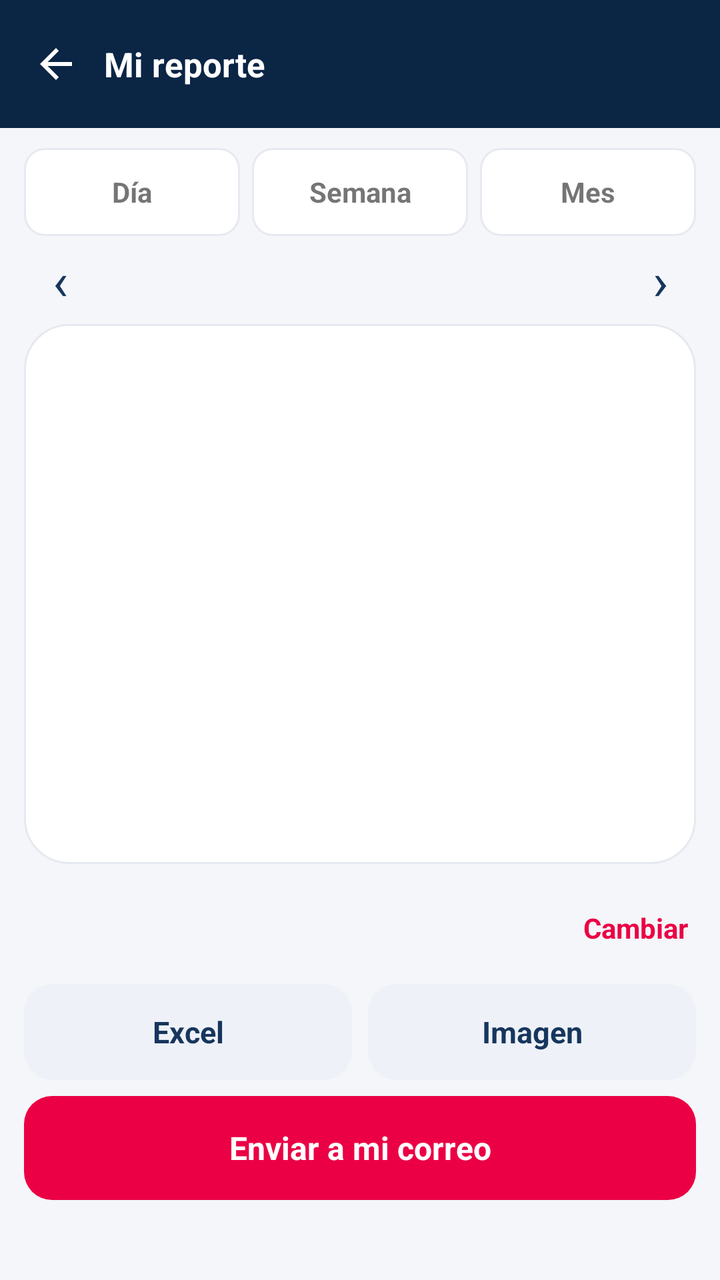
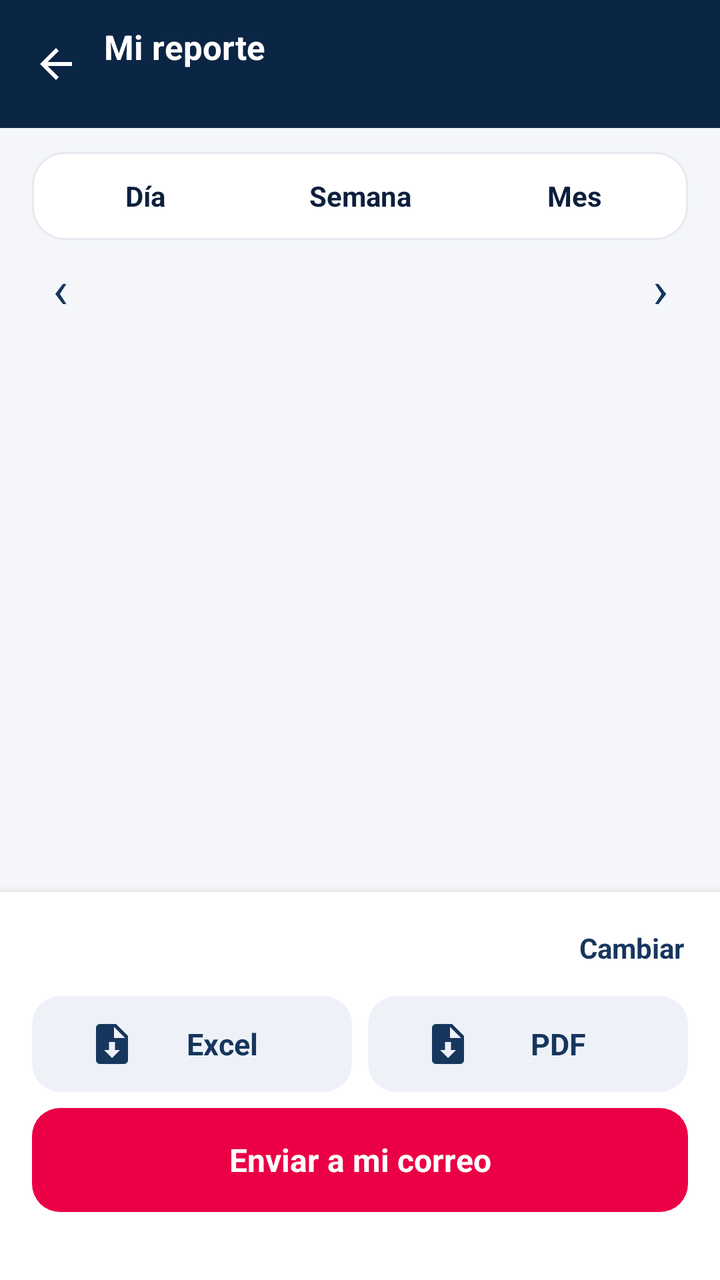

Two renders of the same Android screen: before a commit and after it. Below are the layout's source before the change and the commit's diff.
<!-- AndroidManifest.xml: activity theme AppTheme -->
<!-- res/layout/activity_reporte.xml -->
<?xml version="1.0" encoding="utf-8"?>
<LinearLayout xmlns:android="http://schemas.android.com/apk/res/android"
    android:layout_width="match_parent"
    android:layout_height="match_parent"
    android:background="@color/canvas"
    android:orientation="vertical">

    <LinearLayout
        android:layout_width="match_parent"
        android:layout_height="64dp"
        android:background="@color/navy"
        android:gravity="center_vertical"
        android:orientation="horizontal"
        android:paddingStart="4dp"
        android:paddingEnd="12dp">

        <ImageButton
            android:id="@+id/rep_volver"
            android:layout_width="48dp"
            android:layout_height="48dp"
            android:background="?attr/selectableItemBackgroundBorderless"
            android:contentDescription="@string/journey_confirm_cancel"
            android:src="@drawable/ds_ic_back"
            android:tint="@color/white" />

        <TextView
            android:layout_width="0dp"
            android:layout_height="wrap_content"
            android:layout_weight="1"
            android:text="@string/rep_titulo"
            android:textColor="@color/white"
            android:textSize="17sp"
            android:textStyle="bold" />
    </LinearLayout>

    <LinearLayout
        android:layout_width="match_parent"
        android:layout_height="44dp"
        android:layout_marginStart="12dp"
        android:layout_marginTop="10dp"
        android:layout_marginEnd="12dp"
        android:orientation="horizontal">

        <TextView
            android:id="@+id/rep_dia"
            android:layout_width="0dp"
            android:layout_height="match_parent"
            android:layout_marginEnd="6dp"
            android:layout_weight="1"
            android:background="@drawable/ds_chip_tipo"
            android:gravity="center"
            android:text="@string/rep_dia"
            android:textSize="14sp"
            android:textStyle="bold" />

        <TextView
            android:id="@+id/rep_semana"
            android:layout_width="0dp"
            android:layout_height="match_parent"
            android:layout_marginEnd="6dp"
            android:layout_weight="1"
            android:background="@drawable/ds_chip_tipo"
            android:gravity="center"
            android:text="@string/rep_semana"
            android:textSize="14sp"
            android:textStyle="bold" />

        <TextView
            android:id="@+id/rep_mes"
            android:layout_width="0dp"
            android:layout_height="match_parent"
            android:layout_weight="1"
            android:background="@drawable/ds_chip_tipo"
            android:gravity="center"
            android:text="@string/rep_mes"
            android:textSize="14sp"
            android:textStyle="bold" />
    </LinearLayout>

    <LinearLayout
        android:layout_width="match_parent"
        android:layout_height="44dp"
        android:gravity="center_vertical"
        android:orientation="horizontal"
        android:paddingStart="8dp"
        android:paddingEnd="8dp">

        <TextView
            android:id="@+id/rep_anterior"
            android:layout_width="44dp"
            android:layout_height="44dp"
            android:gravity="center"
            android:text="‹"
            android:textColor="@color/navy_700"
            android:textSize="26sp" />

        <TextView
            android:id="@+id/rep_rango"
            android:layout_width="0dp"
            android:layout_height="wrap_content"
            android:layout_weight="1"
            android:gravity="center"
            android:textColor="@color/text_primary"
            android:textSize="15sp"
            android:textStyle="bold" />

        <TextView
            android:id="@+id/rep_siguiente"
            android:layout_width="44dp"
            android:layout_height="44dp"
            android:gravity="center"
            android:text="›"
            android:textColor="@color/navy_700"
            android:textSize="26sp" />
    </LinearLayout>

    <ScrollView
        android:layout_width="match_parent"
        android:layout_height="0dp"
        android:layout_marginStart="12dp"
        android:layout_marginEnd="12dp"
        android:layout_weight="1"
        android:background="@drawable/ds_hero"
        android:scrollbars="none">

        <FrameLayout
            android:id="@+id/rep_vista"
            android:layout_width="match_parent"
            android:layout_height="wrap_content" />
    </ScrollView>

    <LinearLayout
        android:layout_width="match_parent"
        android:layout_height="wrap_content"
        android:orientation="vertical"
        android:padding="12dp">

        
        <LinearLayout
            android:id="@+id/rep_correo_fila"
            android:layout_width="match_parent"
            android:layout_height="wrap_content"
            android:gravity="center_vertical"
            android:minHeight="40dp"
            android:orientation="horizontal">

            <TextView
                android:id="@+id/rep_correo_texto"
                android:layout_width="0dp"
                android:layout_height="wrap_content"
                android:layout_weight="1"
                android:ellipsize="middle"
                android:singleLine="true"
                android:textColor="@color/text_primary"
                android:textSize="14sp" />

            <TextView
                android:id="@+id/rep_correo_cambiar"
                android:layout_width="wrap_content"
                android:layout_height="40dp"
                android:gravity="center"
                android:paddingStart="12dp"
                android:paddingEnd="4dp"
                android:text="@string/rep_cambiar"
                android:textColor="@color/primary"
                android:textSize="14sp"
                android:textStyle="bold" />
        </LinearLayout>

        <LinearLayout
            android:id="@+id/rep_correo_editor"
            android:layout_width="match_parent"
            android:layout_height="wrap_content"
            android:orientation="horizontal"
            android:visibility="gone">

            <EditText
                android:id="@+id/rep_correo_campo"
                android:layout_width="0dp"
                android:layout_height="48dp"
                android:layout_weight="1"
                android:background="@drawable/ds_field"
                android:hint="@string/rep_correo_hint"
                android:imeOptions="actionDone"
                android:importantForAutofill="yes"
                android:autofillHints="emailAddress"
                android:inputType="textEmailAddress"
                android:paddingStart="12dp"
                android:paddingEnd="12dp"
                android:textColor="@color/text_primary"
                android:textSize="15sp" />

            <TextView
                android:id="@+id/rep_correo_guardar"
                android:layout_width="wrap_content"
                android:layout_height="48dp"
                android:layout_marginStart="8dp"
                android:background="@drawable/ds_button_primary"
                android:gravity="center"
                android:paddingStart="16dp"
                android:paddingEnd="16dp"
                android:text="@string/debug_save"
                android:textColor="@color/white"
                android:textSize="14sp"
                android:textStyle="bold" />
        </LinearLayout>

        <LinearLayout
            android:layout_width="match_parent"
            android:layout_height="48dp"
            android:layout_marginTop="8dp"
            android:orientation="horizontal">

            <TextView
                android:id="@+id/rep_excel"
                android:layout_width="0dp"
                android:layout_height="match_parent"
                android:layout_marginEnd="8dp"
                android:layout_weight="1"
                android:background="@drawable/ds_sugerencia"
                android:gravity="center"
                android:text="@string/rep_excel"
                android:textColor="@color/navy_700"
                android:textSize="15sp"
                android:textStyle="bold" />

            <TextView
                android:id="@+id/rep_imagen"
                android:layout_width="0dp"
                android:layout_height="match_parent"
                android:layout_weight="1"
                android:background="@drawable/ds_sugerencia"
                android:gravity="center"
                android:text="@string/rep_imagen"
                android:textColor="@color/navy_700"
                android:textSize="15sp"
                android:textStyle="bold" />
        </LinearLayout>

        <TextView
            android:id="@+id/rep_enviar"
            android:layout_width="match_parent"
            android:layout_height="52dp"
            android:layout_marginTop="8dp"
            android:background="@drawable/ds_button_primary"
            android:gravity="center"
            android:text="@string/rep_enviar"
            android:textColor="@color/white"
            android:textSize="16sp"
            android:textStyle="bold" />

        <TextView
            android:id="@+id/rep_estado"
            android:layout_width="match_parent"
            android:layout_height="wrap_content"
            android:layout_marginTop="8dp"
            android:gravity="center"
            android:minHeight="20dp"
            android:textColor="@color/text_secondary"
            android:textSize="13.5sp" />
    </LinearLayout>
</LinearLayout>
<!-- resources referenced by this layout -->
<resources>
  <color name="canvas">#F4F6FA</color>
  <color name="navy">#0B2545</color>
  <color name="navy_700">#17365D</color>
  <color name="primary">#EB0045</color>
  <color name="white">#FFFFFF</color>
  <!-- drawable ds_chip_tipo (drawable) -->
  <?xml version="1.0" encoding="utf-8"?>
  <selector xmlns:android="http://schemas.android.com/apk/res/android">
      <item android:state_selected="true">
          <shape android:shape="rectangle">
              <solid android:color="@color/navy" />
              <corners android:radius="10dp" />
          </shape>
      </item>
      <item>
          <shape android:shape="rectangle">
              <solid android:color="@color/surface" />
              <stroke android:width="1dp" android:color="@color/line" />
              <corners android:radius="10dp" />
          </shape>
      </item>
  </selector>
  <!-- drawable ds_hero (drawable) -->
  <?xml version="1.0" encoding="utf-8"?>
  <shape xmlns:android="http://schemas.android.com/apk/res/android" android:shape="rectangle">
      <solid android:color="@color/surface" />
      <stroke android:width="1dp" android:color="@color/line" />
      <corners android:radius="22dp" />
  </shape>
  <string name="debug_save">Guardar</string>
  <string name="rep_dia">Día</string>
  <string name="rep_excel">Excel</string>
  <string name="rep_imagen">Imagen</string>
  <string name="rep_mes">Mes</string>
  <string name="rep_semana">Semana</string>
  <color name="primary_dark">#C4003B</color>
  <color name="surface">#FFFFFF</color>
  <color name="line">#E6E9EF</color>
  <color name="navy_soft">#EEF2F8</color>
  <color name="accent">#FF1464</color>
  <!-- unchanged entries left out for length: 13 -->
</resources>

<!-- the commit's change to res/layout/activity_reporte.xml (unified diff, before → after) -->
@@ -23,63 +23,62 @@
             android:src="@drawable/ds_ic_back"
             android:tint="@color/white" />
 
-        <TextView
+        <LinearLayout
             android:layout_width="0dp"
             android:layout_height="wrap_content"
             android:layout_weight="1"
-            android:text="@string/rep_titulo"
-            android:textColor="@color/white"
-            android:textSize="17sp"
-            android:textStyle="bold" />
-    </LinearLayout>
-
+            android:orientation="vertical">
+
+            <TextView
+                android:layout_width="wrap_content"
+                android:layout_height="wrap_content"
+                android:text="@string/rep_titulo"
+                android:textColor="@color/white"
+                android:textSize="17sp"
+                android:textStyle="bold" />
+
+            <TextView
+                android:id="@+id/rep_subtitulo"
+                android:layout_width="wrap_content"
+                android:layout_height="wrap_content"
+                android:layout_marginTop="1dp"
+                android:ellipsize="end"
+                android:singleLine="true"
+                android:textColor="#B3FFFFFF"
+                android:textSize="12sp" />
+        </LinearLayout>
+    </LinearLayout>
+
+    
     <LinearLayout
         android:layout_width="match_parent"
         android:layout_height="44dp"
-        android:layout_marginStart="12dp"
-        android:layout_marginTop="10dp"
-        android:layout_marginEnd="12dp"
-        android:orientation="horizontal">
+        android:layout_marginStart="16dp"
+        android:layout_marginTop="12dp"
+        android:layout_marginEnd="16dp"
+        android:background="@drawable/ds_surface"
+        android:orientation="horizontal"
+        android:padding="3dp">
 
         <TextView
             android:id="@+id/rep_dia"
-            android:layout_width="0dp"
-            android:layout_height="match_parent"
-            android:layout_marginEnd="6dp"
-            android:layout_weight="1"
-            android:background="@drawable/ds_chip_tipo"
-            android:gravity="center"
-            android:text="@string/rep_dia"
-            android:textSize="14sp"
-            android:textStyle="bold" />
+            style="@style/RepSegmento"
+            android:text="@string/rep_dia" />
 
         <TextView
             android:id="@+id/rep_semana"
-            android:layout_width="0dp"
-            android:layout_height="match_parent"
-            android:layout_marginEnd="6dp"
-            android:layout_weight="1"
-            android:background="@drawable/ds_chip_tipo"
-            android:gravity="center"
-            android:text="@string/rep_semana"
-            android:textSize="14sp"
-            android:textStyle="bold" />
+            style="@style/RepSegmento"
+            android:text="@string/rep_semana" />
 
         <TextView
             android:id="@+id/rep_mes"
-            android:layout_width="0dp"
-            android:layout_height="match_parent"
-            android:layout_weight="1"
-            android:background="@drawable/ds_chip_tipo"
-            android:gravity="center"
-            android:text="@string/rep_mes"
-            android:textSize="14sp"
-            android:textStyle="bold" />
-    </LinearLayout>
-
-    <LinearLayout
-        android:layout_width="match_parent"
-        android:layout_height="44dp"
+            style="@style/RepSegmento"
+            android:text="@string/rep_mes" />
+    </LinearLayout>
+
+    <LinearLayout
+        android:layout_width="match_parent"
+        android:layout_height="48dp"
         android:gravity="center_vertical"
         android:orientation="horizontal"
         android:paddingStart="8dp"
@@ -89,6 +88,8 @@
             android:id="@+id/rep_anterior"
             android:layout_width="44dp"
             android:layout_height="44dp"
+            android:background="?attr/selectableItemBackgroundBorderless"
+            android:contentDescription="@string/rep_anterior_desc"
             android:gravity="center"
             android:text="‹"
             android:textColor="@color/navy_700"
@@ -108,6 +109,8 @@
             android:id="@+id/rep_siguiente"
             android:layout_width="44dp"
             android:layout_height="44dp"
+            android:background="?attr/selectableItemBackgroundBorderless"
+            android:contentDescription="@string/rep_siguiente_desc"
             android:gravity="center"
             android:text="›"
             android:textColor="@color/navy_700"
@@ -115,33 +118,40 @@
     </LinearLayout>
 
     <ScrollView
+        android:id="@+id/rep_scroll"
         android:layout_width="match_parent"
         android:layout_height="0dp"
-        android:layout_marginStart="12dp"
-        android:layout_marginEnd="12dp"
         android:layout_weight="1"
-        android:background="@drawable/ds_hero"
+        android:clipToPadding="false"
+        android:paddingBottom="12dp"
         android:scrollbars="none">
 
-        <FrameLayout
+        
+        <LinearLayout
             android:id="@+id/rep_vista"
             android:layout_width="match_parent"
-            android:layout_height="wrap_content" />
+            android:layout_height="wrap_content"
+            android:orientation="vertical" />
     </ScrollView>
 
+    
     <LinearLayout
         android:layout_width="match_parent"
         android:layout_height="wrap_content"
+        android:background="@color/surface"
+        android:elevation="8dp"
         android:orientation="vertical"
-        android:padding="12dp">
-
-        
+        android:paddingStart="16dp"
+        android:paddingTop="10dp"
+        android:paddingEnd="16dp"
+        android:paddingBottom="10dp">
+
         <LinearLayout
             android:id="@+id/rep_correo_fila"
             android:layout_width="match_parent"
             android:layout_height="wrap_content"
             android:gravity="center_vertical"
-            android:minHeight="40dp"
+            android:minHeight="36dp"
             android:orientation="horizontal">
 
             <TextView
@@ -151,18 +161,18 @@
                 android:layout_weight="1"
                 android:ellipsize="middle"
                 android:singleLine="true"
-                android:textColor="@color/text_primary"
-                android:textSize="14sp" />
+                android:textColor="@color/text_secondary"
+                android:textSize="13.5sp" />
 
             <TextView
                 android:id="@+id/rep_correo_cambiar"
                 android:layout_width="wrap_content"
-                android:layout_height="40dp"
+                android:layout_height="36dp"
                 android:gravity="center"
                 android:paddingStart="12dp"
-                android:paddingEnd="4dp"
+                android:paddingEnd="2dp"
                 android:text="@string/rep_cambiar"
-                android:textColor="@color/primary"
+                android:textColor="@color/navy_700"
                 android:textSize="14sp"
                 android:textStyle="bold" />
         </LinearLayout>
@@ -171,6 +181,7 @@
             android:id="@+id/rep_correo_editor"
             android:layout_width="match_parent"
             android:layout_height="wrap_content"
+            android:layout_marginBottom="4dp"
             android:orientation="horizontal"
             android:visibility="gone">
 
@@ -179,11 +190,11 @@
                 android:layout_width="0dp"
                 android:layout_height="48dp"
                 android:layout_weight="1"
+                android:autofillHints="emailAddress"
                 android:background="@drawable/ds_field"
                 android:hint="@string/rep_correo_hint"
                 android:imeOptions="actionDone"
                 android:importantForAutofill="yes"
-                android:autofillHints="emailAddress"
                 android:inputType="textEmailAddress"
                 android:paddingStart="12dp"
                 android:paddingEnd="12dp"
@@ -195,7 +206,7 @@
                 android:layout_width="wrap_content"
                 android:layout_height="48dp"
                 android:layout_marginStart="8dp"
-                android:background="@drawable/ds_button_primary"
+                android:background="@drawable/ds_boton_marino"
                 android:gravity="center"
                 android:paddingStart="16dp"
                 android:paddingEnd="16dp"
@@ -208,33 +219,19 @@
         <LinearLayout
             android:layout_width="match_parent"
             android:layout_height="48dp"
-            android:layout_marginTop="8dp"
+            android:layout_marginTop="6dp"
             android:orientation="horizontal">
 
             <TextView
                 android:id="@+id/rep_excel"
-                android:layout_width="0dp"
-                android:layout_height="match_parent"
+                style="@style/RepDescarga"
                 android:layout_marginEnd="8dp"
-                android:layout_weight="1"
-                android:background="@drawable/ds_sugerencia"
-                android:gravity="center"
-                android:text="@string/rep_excel"
-                android:textColor="@color/navy_700"
-                android:textSize="15sp"
-                android:textStyle="bold" />
+                android:text="@string/rep_excel" />
 
             <TextView
                 android:id="@+id/rep_imagen"
-                android:layout_width="0dp"
-                android:layout_height="match_parent"
-                android:layout_weight="1"
-                android:background="@drawable/ds_sugerencia"
-                android:gravity="center"
-                android:text="@string/rep_imagen"
-                android:textColor="@color/navy_700"
-                android:textSize="15sp"
-                android:textStyle="bold" />
+                style="@style/RepDescarga"
+                android:text="@string/rep_imagen" />
         </LinearLayout>
 
         <TextView
@@ -253,10 +250,10 @@
             android:id="@+id/rep_estado"
             android:layout_width="match_parent"
             android:layout_height="wrap_content"
-            android:layout_marginTop="8dp"
-            android:gravity="center"
-            android:minHeight="20dp"
+            android:layout_marginTop="6dp"
+            android:gravity="center"
+            android:minHeight="18dp"
             android:textColor="@color/text_secondary"
-            android:textSize="13.5sp" />
+            android:textSize="13sp" />
     </LinearLayout>
 </LinearLayout>
<!-- resource entries referenced after the edit -->
@@ -5,7 +5,77 @@
   <color name="navy_700">#17365D</color>
   <color name="primary">#EB0045</color>
   <color name="white">#FFFFFF</color>
-  <!-- drawable ds_chip_tipo (drawable) -->
+  <!-- drawable ds_boton_marino (drawable) -->
+  <?xml version="1.0" encoding="utf-8"?>
+  <selector xmlns:android="http://schemas.android.com/apk/res/android">
+      <item android:state_pressed="true">
+          <shape android:shape="rectangle">
+              <solid android:color="@color/navy_700" />
+              <corners android:radius="14dp" />
+          </shape>
+      </item>
+      <item>
+          <shape android:shape="rectangle">
+              <solid android:color="@color/navy" />
+              <corners android:radius="14dp" />
+          </shape>
+      </item>
+  </selector>
+  <!-- drawable ds_surface (drawable) -->
+  <?xml version="1.0" encoding="utf-8"?>
+  <shape xmlns:android="http://schemas.android.com/apk/res/android" android:shape="rectangle">
+      <solid android:color="@color/surface" />
+      <stroke android:width="1dp" android:color="@color/line" />
+      <corners android:radius="16dp" />
+  </shape>
+  <string name="debug_save">Guardar</string>
+  <string name="rep_anterior_desc">Período anterior</string>
+  <string name="rep_dia">Día</string>
+  <string name="rep_excel">Excel</string>
+  <string name="rep_imagen">PDF</string>
+  <string name="rep_mes">Mes</string>
+  <string name="rep_semana">Semana</string>
+  <string name="rep_siguiente_desc">Período siguiente</string>
+  <style name="RepDescarga">
+          <item name="android:layout_width">0dp</item>
+          <item name="android:layout_height">match_parent</item>
+          <item name="android:layout_weight">1</item>
+          <item name="android:background">@drawable/ds_sugerencia</item>
+          <item name="android:drawableStart">@drawable/ds_ic_reporte</item>
+          <item name="android:drawableTint">@color/navy_700</item>
+          <item name="android:drawablePadding">6dp</item>
+          <item name="android:gravity">center</item>
+          <item name="android:paddingStart">28dp</item>
+          <item name="android:paddingEnd">28dp</item>
+          <item name="android:textColor">@color/navy_700</item>
+          <item name="android:textSize">15sp</item>
+          <item name="android:textStyle">bold</item>
+      </style>
+  <style name="RepSegmento">
+          <item name="android:layout_width">0dp</item>
+          <item name="android:layout_height">match_parent</item>
+          <item name="android:layout_weight">1</item>
+          <item name="android:background">@drawable/ds_segmento</item>
+          <item name="android:gravity">center</item>
+          <item name="android:textColor">@color/text_primary</item>
+          <item name="android:textSize">14sp</item>
+          <item name="android:textStyle">bold</item>
+      </style>
+  <color name="primary_dark">#C4003B</color>
+  <color name="surface">#FFFFFF</color>
+  <color name="line">#E6E9EF</color>
+  <!-- drawable ds_ic_reporte (drawable) -->
+  <?xml version="1.0" encoding="utf-8"?>
+  <vector xmlns:android="http://schemas.android.com/apk/res/android"
+      android:width="24dp"
+      android:height="24dp"
+      android:viewportWidth="24"
+      android:viewportHeight="24">
+      <path
+          android:fillColor="#FFFFFFFF"
+          android:pathData="M14,2H6C4.9,2 4,2.9 4,4v16c0,1.1 0.9,2 2,2h12c1.1,0 2,-0.9 2,-2V8L14,2zM12,19l-4,-4h2.5v-4h3v4H16L12,19zM13,9V3.5L18.5,9H13z" />
+  </vector>
+  <!-- drawable ds_segmento (drawable) -->
   <?xml version="1.0" encoding="utf-8"?>
   <selector xmlns:android="http://schemas.android.com/apk/res/android">
       <item android:state_selected="true">
@@ -16,28 +86,11 @@
       </item>
       <item>
           <shape android:shape="rectangle">
-              <solid android:color="@color/surface" />
-              <stroke android:width="1dp" android:color="@color/line" />
+              <solid android:color="@android:color/transparent" />
               <corners android:radius="10dp" />
           </shape>
       </item>
   </selector>
-  <!-- drawable ds_hero (drawable) -->
-  <?xml version="1.0" encoding="utf-8"?>
-  <shape xmlns:android="http://schemas.android.com/apk/res/android" android:shape="rectangle">
-      <solid android:color="@color/surface" />
-      <stroke android:width="1dp" android:color="@color/line" />
-      <corners android:radius="22dp" />
-  </shape>
-  <string name="debug_save">Guardar</string>
-  <string name="rep_dia">Día</string>
-  <string name="rep_excel">Excel</string>
-  <string name="rep_imagen">Imagen</string>
-  <string name="rep_mes">Mes</string>
-  <string name="rep_semana">Semana</string>
-  <color name="primary_dark">#C4003B</color>
-  <color name="surface">#FFFFFF</color>
-  <color name="line">#E6E9EF</color>
   <color name="navy_soft">#EEF2F8</color>
   <color name="accent">#FF1464</color>
   <!-- unchanged entries left out for length: 13 -->
